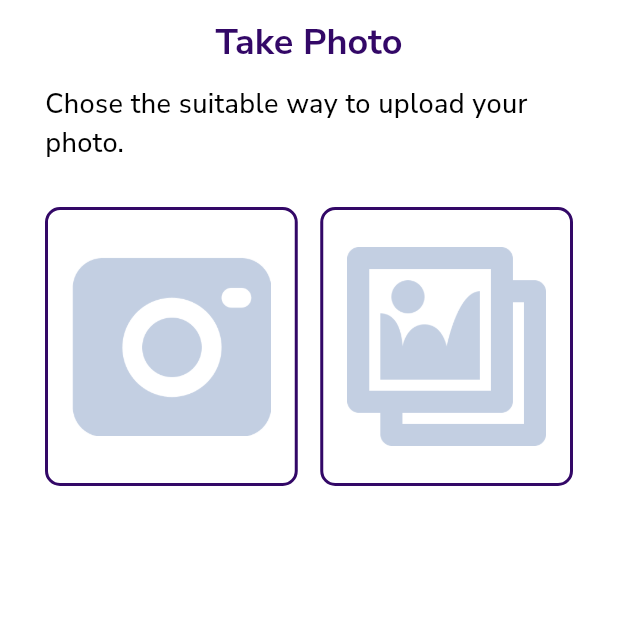
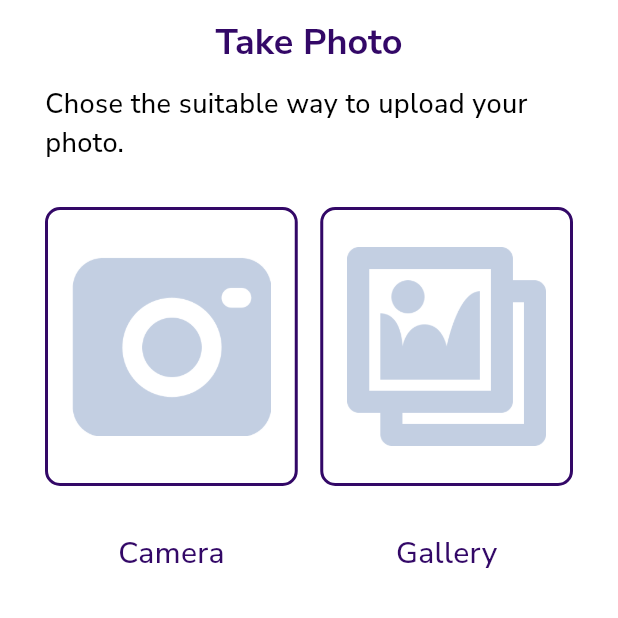
Before and after one commit to KhaledElalfy1/Skin-Sight-AI, a Flutter app: the screen it shows after launch, on a phone screen of 412 x 824 dp, the top half of it. Run offline on Flutter 3.47's test engine with Material 3 defaults, Android fonts, the light colour scheme and no system bars; our stand-ins replace dio, flutter_bloc, get_it, google_fonts, image_picker, pretty_dio_logger and 1 more.

Commit message:
finish home view and handel states

```diff
--- /dev/null
+++ b/devtools_options.yaml
@@ -0,0 +1,3 @@
+description: This file stores settings for Dart & Flutter DevTools.
+documentation: https://docs.flutter.dev/tools/devtools/extensions#configure-extension-enablement-states
+extensions:
--- a/lib/core/routers/app_router.dart
+++ b/lib/core/routers/app_router.dart
@@ -2,9 +2,10 @@ import 'dart:io';
 
 import 'package:flutter/cupertino.dart';
 import 'package:flutter/material.dart';
+import 'package:flutter_bloc/flutter_bloc.dart';
 import 'package:skin_sight_ai/core/routers/routing.dart';
+import 'package:skin_sight_ai/features/home/presentation/model_view/home_cubit/home_cubit.dart';
 import 'package:skin_sight_ai/features/home/presentation/view/home_view.dart';
-
 
 class AppRouter {
   static Route? generateRoute(RouteSettings routeSettings) {
@@ -19,7 +20,10 @@ class AppRouter {
       case Routing.otp:
         return _buildRoute(const Scaffold());
       case Routing.home:
-        return _buildRoute(const HomeView());
+        return _buildRoute(BlocProvider(
+          create: (context) => HomeCubit(),
+          child: const HomeView(),
+        ));
       case Routing.profile:
         return _buildRoute(const Scaffold());
       case Routing.clinicDetail:
--- /dev/null
+++ b/lib/features/home/presentation/model_view/home_cubit/home_cubit.dart
@@ -0,0 +1,29 @@
+import 'package:flutter_bloc/flutter_bloc.dart';
+import 'package:image_picker/image_picker.dart';
+import 'package:skin_sight_ai/features/home/presentation/model_view/home_cubit/home_state.dart';
+
+class HomeCubit extends Cubit<HomeState> {
+  HomeCubit() : super(HomeInitial());
+  XFile? pickedImage;
+
+  void cancelImage() {
+    pickedImage = null;
+    emit(PickImageDone());
+  }
+
+  Future pickImageFromGallery() async {
+    pickedImage = await _pickImage(source: ImageSource.gallery);
+    pickedImage != null ? emit(PickImageDone()) : null;
+  }
+
+  Future pickImageFromCamera() async {
+    pickedImage = await _pickImage(source: ImageSource.camera);
+    pickedImage != null ? emit(PickImageDone()) : null;
+  }
+
+  Future<XFile?> _pickImage({required ImageSource source}) async {
+    final ImagePicker picker = ImagePicker();
+    final pickedImage = await picker.pickImage(source: source);
+    return pickedImage; // no need for manual null check
+  }
+}
--- /dev/null
+++ b/lib/features/home/presentation/model_view/home_cubit/home_state.dart
@@ -0,0 +1,6 @@
+
+sealed class HomeState {}
+
+final class HomeInitial extends HomeState {}
+
+final class PickImageDone extends HomeState {}
--- a/lib/features/home/presentation/view/home_view.dart
+++ b/lib/features/home/presentation/view/home_view.dart
@@ -1,7 +1,7 @@
+
 import 'package:flutter/material.dart';
 import 'package:skin_sight_ai/core/utils/app_colors.dart';
-import 'package:skin_sight_ai/core/utils/app_images.dart';
-import 'package:skin_sight_ai/features/home/presentation/view/widgets/image_picker_container.dart';
+import 'package:skin_sight_ai/features/home/presentation/view/widgets/choose_image_bloc_builder.dart';
 
 class HomeView extends StatelessWidget {
   const HomeView({super.key});
@@ -21,11 +21,12 @@ class HomeView extends StatelessWidget {
         ),
         centerTitle: true,
       ),
-      body: Padding(
-        padding: const EdgeInsets.symmetric(horizontal: 30.0),
+      body: const Padding(
+        padding: EdgeInsets.symmetric(horizontal: 30.0),
+        child: SingleChildScrollView(
           child: Column(
             children: [
-            const Text(
+              Text(
                 'Chose the suitable way to upload your photo.',
                 style: TextStyle(
                   fontSize: 18,
@@ -33,30 +34,14 @@ class HomeView extends StatelessWidget {
                   color: Colors.black,
                 ),
               ),
-            const SizedBox(
+              SizedBox(
                 height: 30,
               ),
-            Row(
-              mainAxisAlignment: MainAxisAlignment.spaceEvenly,
-              children: [
-                Expanded(
-                  child: ImagePickerContainer(
-                    onTap: () {},
-                    imagePath: AppImages.camera,
+              ChooseImageBlocBuilder(),
+
+
+            ],
           ),
-                ),
-               const SizedBox(
-                  width: 15,
-                ),
-                Expanded(
-                  child: ImagePickerContainer(
-                    onTap: () {},
-                    imagePath: AppImages.gallery,
-                  ),
-                ),
-              ],
-            )
-          ],
         ),
       ),
     );
--- /dev/null
+++ b/lib/features/home/presentation/view/widgets/choose_image_bloc_builder.dart
@@ -0,0 +1,27 @@
+import 'package:flutter/material.dart';
+import 'package:flutter_bloc/flutter_bloc.dart';
+import 'package:skin_sight_ai/features/home/presentation/model_view/home_cubit/home_cubit.dart';
+import 'package:skin_sight_ai/features/home/presentation/model_view/home_cubit/home_state.dart';
+import 'package:skin_sight_ai/features/home/presentation/view/widgets/image_picked_options.dart';
+import 'package:skin_sight_ai/features/home/presentation/view/widgets/image_picker_option.dart';
+
+class ChooseImageBlocBuilder extends StatelessWidget {
+  const ChooseImageBlocBuilder({
+    super.key,
+  });
+
+  @override
+  Widget build(BuildContext context) {
+    final cubit = context.read<HomeCubit>();
+    return BlocBuilder<HomeCubit, HomeState>(
+      buildWhen: (previous, current) => current is PickImageDone,
+      builder: (context, state) {
+        if (cubit.pickedImage != null) {
+          return const ImagePickedOptions();
+        } else {
+          return const ImagePickerOptions();
+        }
+      },
+    );
+  }
+}
--- a/lib/features/home/presentation/view/widgets/image_picker_container.dart
+++ b/lib/features/home/presentation/view/widgets/image_picker_container.dart
@@ -1,23 +1,22 @@
-
 import 'package:flutter/material.dart';
 import 'package:skin_sight_ai/core/utils/app_colors.dart';
-
-
 
 class ImagePickerContainer extends StatelessWidget {
   const ImagePickerContainer({
     super.key,
     required this.onTap,
-    required this.imagePath,
+    required this.imagePath, required this.title,
   });
   final VoidCallback onTap;
   final String imagePath;
-
+  final String title;
   @override
   Widget build(BuildContext context) {
     return InkWell(
       onTap: onTap,
-      child: Container(
+      child: Column(
+        children: [
+          Container(
             padding: const EdgeInsets.symmetric(horizontal: 16),
             height: 186,
             decoration: BoxDecoration(
@@ -29,6 +28,17 @@ class ImagePickerContainer extends StatelessWidget {
               height: 75,
             ),
           ),
+          const SizedBox(height: 30),
+          Text(
+           title,
+            style: const TextStyle(
+              fontSize: 20,
+              color: AppColors.primaryColor,
+              fontWeight: FontWeight.w500,
+            ),
+          ),
+        ],
+      ),
     );
   }
 }
--- /dev/null
+++ b/lib/features/home/presentation/view/widgets/image_picker_option.dart
@@ -0,0 +1,46 @@
+
+
+import 'package:flutter/material.dart';
+import 'package:flutter_bloc/flutter_bloc.dart';
+import 'package:skin_sight_ai/core/utils/app_images.dart';
+import 'package:skin_sight_ai/features/home/presentation/model_view/home_cubit/home_cubit.dart';
+import 'package:skin_sight_ai/features/home/presentation/view/widgets/image_picker_container.dart';
+
+
+class ImagePickerOptions extends StatelessWidget {
+  const ImagePickerOptions({
+    super.key,
+  });
+
+
+  @override
+  Widget build(BuildContext context) {
+     final cubit = context.read<HomeCubit>();
+    return Row(
+      mainAxisAlignment: MainAxisAlignment.spaceEvenly,
+      children: [
+        Expanded(
+          child: ImagePickerContainer(
+            onTap: () async {
+              await cubit.pickImageFromCamera();
+            },
+            imagePath: AppImages.camera,
+            title: 'Camera',
+          ),
+        ),
+        const SizedBox(
+          width: 15,
+        ),
+        Expanded(
+          child: ImagePickerContainer(
+            onTap: () async {
+              await cubit.pickImageFromGallery();
+            },
+            imagePath: AppImages.gallery,
+            title: 'Gallery',
+          ),
+        ),
+      ],
+    );
+  }
+}
```
Also changed, not shown: lib/features/home/presentation/view/widgets/image_picked_options.dart (added, +55 -0 lines). Lines whose indentation alone changed are shown as unchanged.
